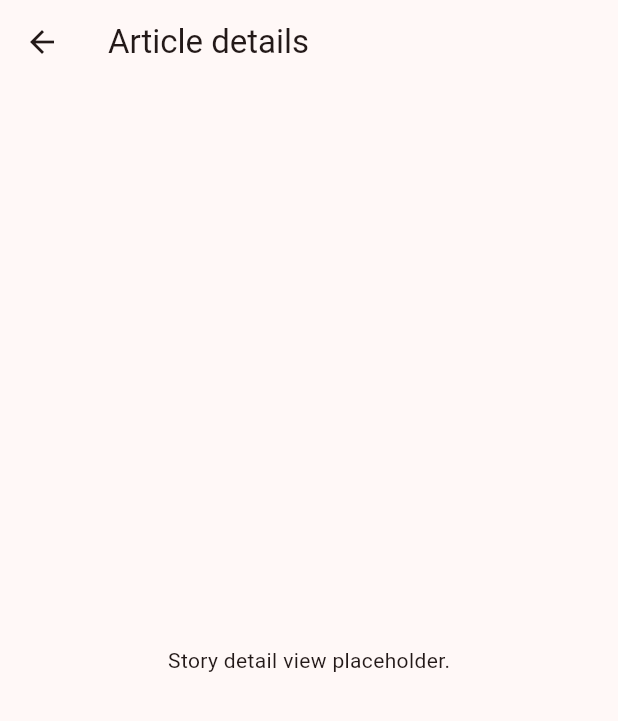
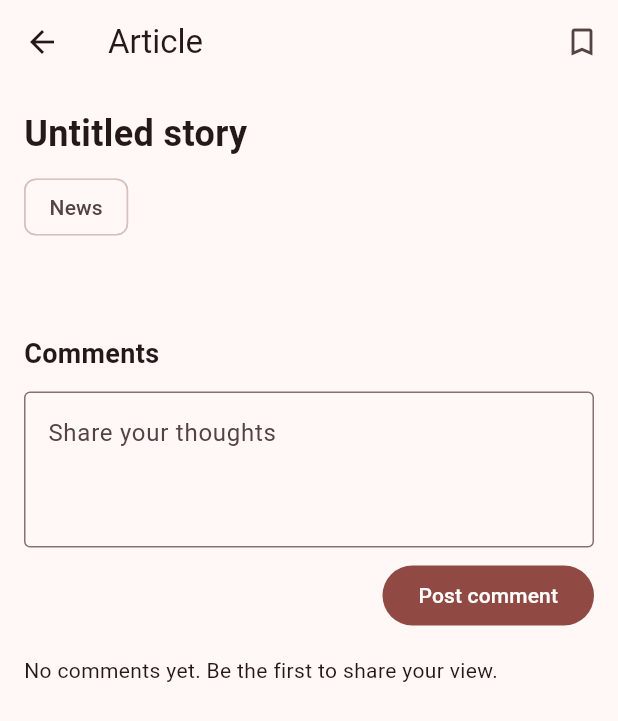
Before and after one commit to mplocaltime-ceo/mplocaltime, a Flutter app: the ArticleDetailScreen screen opened directly, on a phone screen of 412 x 824 dp. Shown: the top 721 px of the screen. Run offline on Flutter 3.47's test engine with Material 3 defaults, Android fonts, the phone set to English and light mode, and no system bars; our stand-ins replace firebase_core, hive, hive_flutter, shared_preferences; accounts and stored records are empty; network calls fail.

Commit message:
Implement article detail and comment flow

```diff
--- a/mobile/lib/screens/article_detail_screen.dart
+++ b/mobile/lib/screens/article_detail_screen.dart
@@ -1,13 +1,140 @@
+import 'dart:convert';
+
 import 'package:flutter/material.dart';
+import 'package:http/http.dart' as http;
+import 'package:provider/provider.dart';
 
-class ArticleDetailScreen extends StatelessWidget {
-  const ArticleDetailScreen({super.key});
+import '../providers/auth_provider.dart';
+import '../providers/bookmarks_provider.dart';
+import '../providers/comments_provider.dart';
+
+class ArticleDetailScreen extends StatefulWidget {
+  const ArticleDetailScreen({super.key, this.story});
+
+  final Map<String, dynamic>? story;
+
+  @override
+  State<ArticleDetailScreen> createState() => _ArticleDetailScreenState();
+}
+
+class _ArticleDetailScreenState extends State<ArticleDetailScreen> {
+  late final Map<String, dynamic> _story;
+  final TextEditingController _commentController = TextEditingController();
+  bool _loading = false;
+  List<Map<String, dynamic>> _comments = [];
+
+  @override
+  void initState() {
+    super.initState();
+    _story = Map<String, dynamic>.from(widget.story ?? {});
+    _loadStory();
+  }
+
+  Future<void> _loadStory() async {
+    if (_story['id'] == null) return;
+    setState(() => _loading = true);
+    final response = await http.get(Uri.parse('http://10.0.2.2:3000/api/stories/${_story['id']}'));
+    if (!mounted) return;
+    if (response.statusCode == 200) {
+      final payload = jsonDecode(response.body) as Map<String, dynamic>;
+      setState(() {
+        _story.addAll(Map<String, dynamic>.from(payload['story'] ?? {}));
+        _comments = (payload['comments'] as List<dynamic>? ?? []).cast<Map<String, dynamic>>();
+      });
+    }
+    setState(() => _loading = false);
+  }
+
+  Future<void> _submitComment() async {
+    final auth = context.read<AuthProvider>();
+    if (!auth.isAuthenticated || _commentController.text.trim().isEmpty) return;
+
+    setState(() => _loading = true);
+    await context.read<CommentsProvider>().addComment(
+      _story['id'].toString(),
+      auth.token!,
+      _commentController.text.trim(),
+    );
+    _commentController.clear();
+    await _loadStory();
+    if (!mounted) return;
+    ScaffoldMessenger.of(context).showSnackBar(const SnackBar(content: Text('Comment posted')));
+  }
+
+  @override
+  void dispose() {
+    _commentController.dispose();
+    super.dispose();
+  }
 
   @override
   Widget build(BuildContext context) {
+    final bookmarks = context.watch<BookmarksProvider>();
+    final isBookmarked = bookmarks.isBookmarked(_story['id']?.toString() ?? '');
+
     return Scaffold(
-      appBar: AppBar(title: const Text('Article details')),
-      body: const Center(child: Text('Story detail view placeholder.')),
+      appBar: AppBar(
+        title: Text(_story['title']?.toString() ?? 'Article'),
+        actions: [
+          IconButton(
+            icon: Icon(isBookmarked ? Icons.bookmark : Icons.bookmark_border),
+            onPressed: () => bookmarks.toggle(_story['id']?.toString() ?? ''),
+          ),
+        ],
+      ),
+      body: _loading && _story.isEmpty
+          ? const Center(child: CircularProgressIndicator())
+          : SingleChildScrollView(
+              padding: const EdgeInsets.all(16),
+              child: Column(
+                crossAxisAlignment: CrossAxisAlignment.start,
+                children: [
+                  Text(
+                    _story['title']?.toString() ?? 'Untitled story',
+                    style: const TextStyle(fontSize: 24, fontWeight: FontWeight.bold),
+                  ),
+                  const SizedBox(height: 8),
+                  Row(
+                    children: [
+                      Chip(label: Text(_story['category']?.toString() ?? 'News')),
+                      const SizedBox(width: 8),
+                      if (_story['author'] != null) Text('By ${_story['author']}'),
+                    ],
+                  ),
+                  const SizedBox(height: 16),
+                  Text(_story['content']?.toString() ?? _story['excerpt']?.toString() ?? ''),
+                  const SizedBox(height: 24),
+                  const Text('Comments', style: TextStyle(fontSize: 18, fontWeight: FontWeight.bold)),
+                  const SizedBox(height: 12),
+                  TextField(
+                    controller: _commentController,
+                    maxLines: 3,
+                    decoration: const InputDecoration(
+                      hintText: 'Share your thoughts',
+                      border: OutlineInputBorder(),
+                    ),
+                  ),
+                  const SizedBox(height: 8),
+                  Align(
+                    alignment: Alignment.centerRight,
+                    child: FilledButton(onPressed: _submitComment, child: const Text('Post comment')),
+                  ),
+                  const SizedBox(height: 16),
+                  if (_comments.isEmpty)
+                    const Text('No comments yet. Be the first to share your view.')
+                  else
+                    ..._comments.map(
+                      (comment) => Card(
+                        margin: const EdgeInsets.only(bottom: 8),
+                        child: ListTile(
+                          title: Text(comment['author']?.toString() ?? 'Guest'),
+                          subtitle: Text(comment['text']?.toString() ?? ''),
+                        ),
+                      ),
+                    ),
+                ],
+              ),
+            ),
     );
   }
 }
```
Also changed, not shown: 1 other file.
